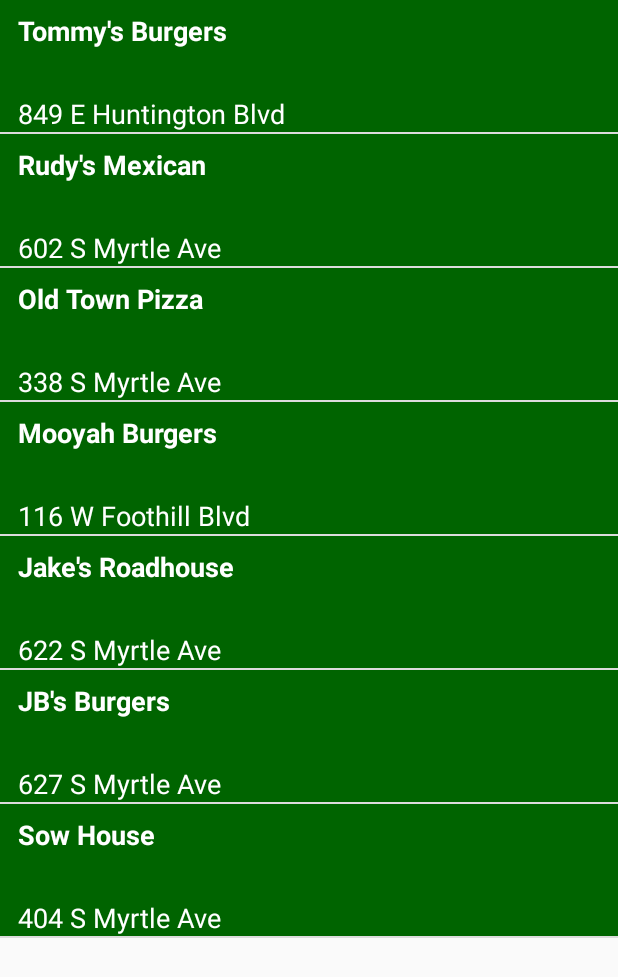
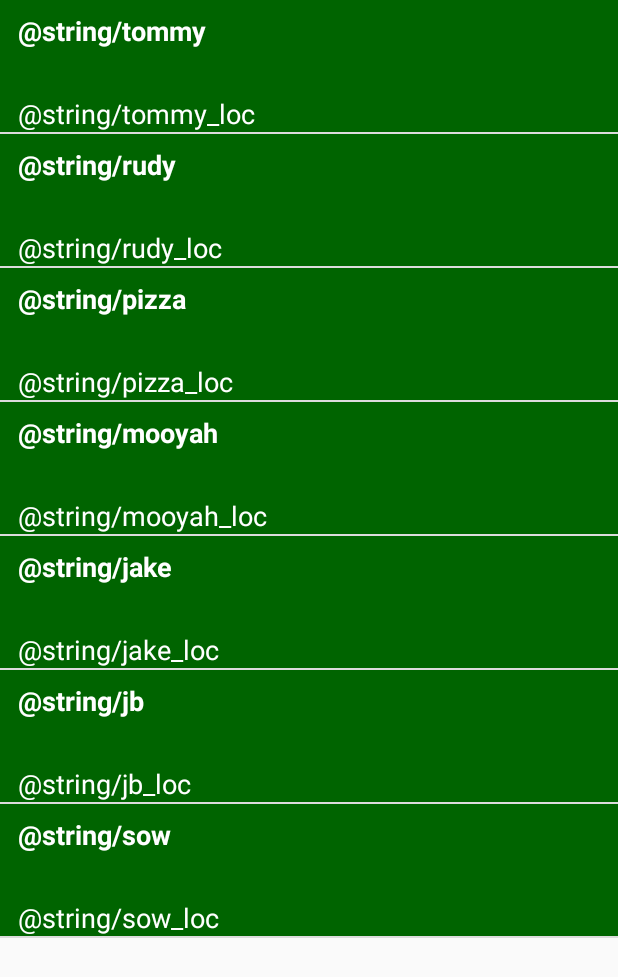
Before and after one commit to Marsha331/Monrovia, an Android app: the RestaurantsActivity screen opened directly, with no data from a screen before it, on a phone screen of 412 x 824 dp. Shown: the top 977 px of the screen. Run offline under Robolectric (Android 15) with nearby library versions, the phone set to English and light mode, and no system bars.

Commit message:
Fixed spacing and strings

```diff
--- a/app/src/main/java/net/swallowsnest/monrovia/MainActivity.java
+++ b/app/src/main/java/net/swallowsnest/monrovia/MainActivity.java
@@ -67,9 +67,4 @@
             }
         });
     }
-
-
-
-
-
 }
--- a/app/src/main/java/net/swallowsnest/monrovia/RestaurantsActivity.java
+++ b/app/src/main/java/net/swallowsnest/monrovia/RestaurantsActivity.java
@@ -17,13 +17,13 @@
         setContentView(R.layout.sight_list);
 
         final ArrayList<Sight> sights = new ArrayList <Sight>();
-        sights.add(new Sight("Tommy's Burgers", "849 E Huntington Blvd"));
-        sights.add(new Sight("Rudy's Mexican", "602 S Myrtle Ave"));
-        sights.add(new Sight("Old Town Pizza", "338 S Myrtle Ave"));
-        sights.add(new Sight("Mooyah Burgers", "116 W Foothill Blvd"));
-        sights.add(new Sight("Jake's Roadhouse", "622 S Myrtle Ave"));
-        sights.add(new Sight("JB's Burgers", "627 S Myrtle Ave"));
-        sights.add(new Sight("Sow House", "404 S Myrtle Ave"));
+        sights.add(new Sight("@string/tommy", "@string/tommy_loc"));
+        sights.add(new Sight("@string/rudy", "@string/rudy_loc"));
+        sights.add(new Sight("@string/pizza", "@string/pizza_loc"));
+        sights.add(new Sight("@string/mooyah", "@string/mooyah_loc"));
+        sights.add(new Sight("@string/jake", "@string/jake_loc"));
+        sights.add(new Sight("@string/jb", "@string/jb_loc"));
+        sights.add(new Sight("@string/sow", "@string/sow_loc"));
 
         // Create an {@link SightAdapter}, whose data source is a list of {@link Sight}s. The
         // adapter knows how to create list items for each item in the list.
--- a/app/src/main/java/net/swallowsnest/monrovia/Sight.java
+++ b/app/src/main/java/net/swallowsnest/monrovia/Sight.java
@@ -24,7 +24,6 @@
      * Constant value that represents no image was provided for this sight
      */
     private static final int NO_IMAGE_PROVIDED = -1;
-
 
     public Sight(String name, String address) {
         mName = name;
--- a/app/src/main/java/net/swallowsnest/monrovia/SightAdapter.java
+++ b/app/src/main/java/net/swallowsnest/monrovia/SightAdapter.java
@@ -26,8 +26,6 @@
         super(context, 0, sights);
         mColorResourceId = colorResourceId;
     }
-
-
 
     @Override
     public View getView (int position, View convertView, ViewGroup parent){
```
Also changed, not shown: app/src/main/java/net/swallowsnest/monrovia/ArtActivity.java (+5 -5 lines), app/src/main/java/net/swallowsnest/monrovia/FilmingActivity.java (+5 -5 lines), app/src/main/java/net/swallowsnest/monrovia/ThingsActivity.java (+5 -5 lines).
